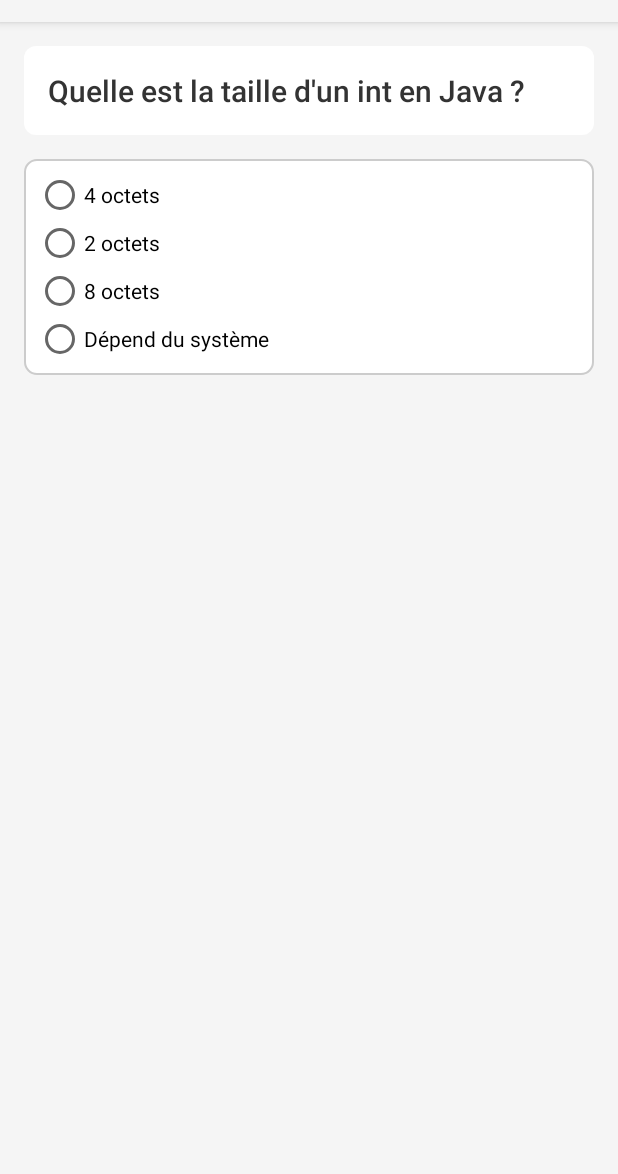
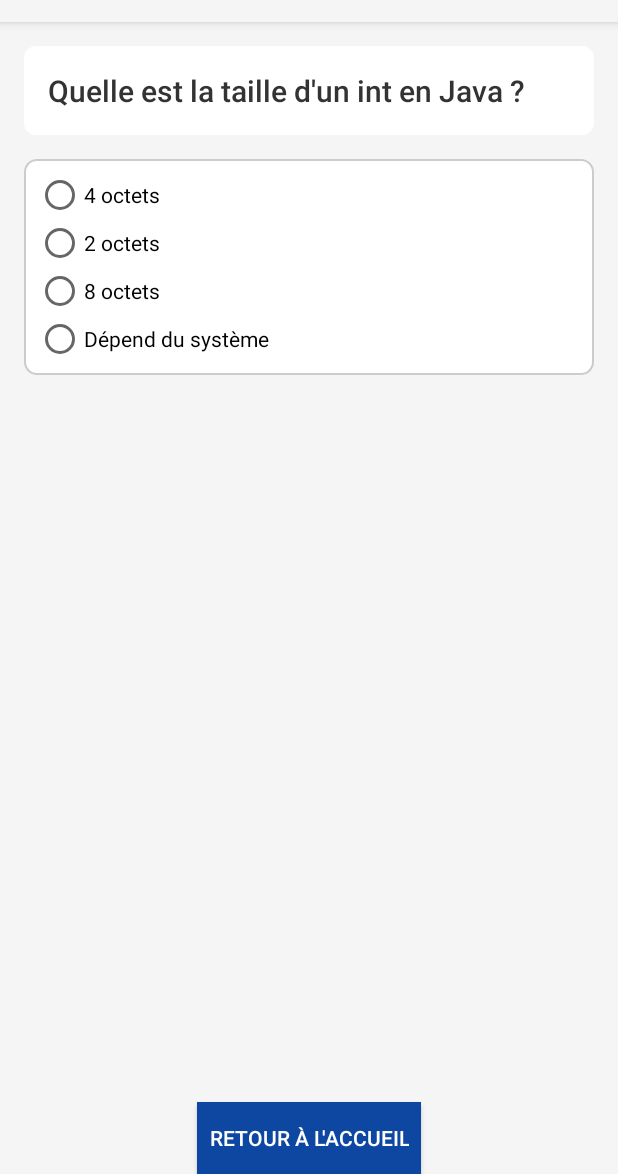
Before and after one commit to sofexbk/PROJET_Jaquiz_G2, an Android app: the PracticeModeActivity screen opened directly, with no data from a screen before it, on a phone screen of 412 x 824 dp, the part 62-1236 px from its top. Run offline under Robolectric (Android 15) with nearby library versions, the phone set to English and light mode, and no system bars.

Commit message:
adding score and button retourn à l'acceuil

```diff
--- a/app/src/main/java/com/example/javaquiz/PracticeModeActivity.java
+++ b/app/src/main/java/com/example/javaquiz/PracticeModeActivity.java
@@ -1,5 +1,6 @@
 package com.example.javaquiz;
 
+import android.content.Intent;
 import android.os.Bundle;
 import android.view.View;
 import android.widget.RadioButton;
@@ -17,36 +18,40 @@
 
 public class PracticeModeActivity extends AppCompatActivity {
 
-    private TextView questionText, explanationText;
+    private TextView questionText, explanationText, scoreText;
     private RadioGroup optionsGroup;
 
     private List<Question> questions;
     private int currentQuestionIndex = 0;
-
+    private int score = 0; // Variable pour suivre le score de l'utilisateur
     @Override
     protected void onCreate(Bundle savedInstanceState) {
         super.onCreate(savedInstanceState);
         setContentView(R.layout.activity_practice_mode);
 
-        // Get the selected level from the Intent
-        String selectedLevel = getIntent().getStringExtra("LEVEL");
-        if (selectedLevel == null) {
-            selectedLevel = "beginner";  // Default to "beginner" if no level is passed
-        }
-
+        // Initialisation des vues
         questionText = findViewById(R.id.questionText);
         optionsGroup = findViewById(R.id.optionsGroup);
         explanationText = findViewById(R.id.explanationText);
+        scoreText = findViewById(R.id.scoreText); // TextView pour afficher le score
 
-        // Read and parse the JSON file with the selected level
-        String jsonString = loadQuizData.readJsonFromRaw(this, R.raw.data);  // Assuming your JSON file is located in raw/data.json
+        // Initialiser la visibilité du score à GONE pour qu'il ne soit pas visible pendant le quiz
+        scoreText.setVisibility(View.GONE);
+
+        // Lire et analyser le fichier JSON avec le niveau sélectionné
+        String selectedLevel = getIntent().getStringExtra("LEVEL");
+        if (selectedLevel == null) {
+            selectedLevel = "beginner";  // Défaut à "beginner" si aucun niveau n'est passé
+        }
+
+        String jsonString = loadQuizData.readJsonFromRaw(this, R.raw.data);
         if (jsonString != null) {
-            questions = JSONParser.parseQuestions(jsonString, selectedLevel);  // Use the selected level to load questions
+            questions = JSONParser.parseQuestions(jsonString, selectedLevel);  // Utiliser le niveau sélectionné pour charger les questions
         }
 
         displayQuestion();
 
-        // Add listener for changes in selected options
+        // Ajouter le gestionnaire d'événements pour les options sélectionnées
         optionsGroup.setOnCheckedChangeListener((group, checkedId) -> {
             if (checkedId != -1) {
                 RadioButton selectedOption = findViewById(checkedId);
@@ -54,7 +59,16 @@
                 checkAnswer(selectedText);
             }
         });
+
+        // Ajouter le gestionnaire d'événements pour le bouton de retour à l'accueil
+        findViewById(R.id.btnReturnHome).setOnClickListener(v -> {
+            // Revenir à la page d'accueil
+            Intent intent = new Intent(PracticeModeActivity.this, SoloPlayActivity.class);
+            startActivity(intent);
+            finish(); // Fermer l'activité en cours pour éviter de revenir en arrière
+        });
     }
+
 
     private void displayQuestion() {
         if (questions == null || questions.isEmpty()) {
@@ -69,7 +83,7 @@
         for (String option : currentQuestion.getOptions()) {
             RadioButton radioButton = new RadioButton(this);
             radioButton.setText(option);
-            radioButton.setId(View.generateViewId()); // Generate a unique ID for each option
+            radioButton.setId(View.generateViewId()); // Générer un ID unique pour chaque option
             optionsGroup.addView(radioButton);
         }
 
@@ -81,6 +95,7 @@
         Question currentQuestion = questions.get(currentQuestionIndex);
 
         if (selectedText.equals(currentQuestion.getAnswer())) {
+            score++; // Incrémenter le score pour chaque bonne réponse
             Toast.makeText(this, "Bonne réponse !", Toast.LENGTH_SHORT).show();
         } else {
             Toast.makeText(this, "Mauvaise réponse.", Toast.LENGTH_SHORT).show();
@@ -89,12 +104,21 @@
         explanationText.setText(currentQuestion.getExplanation());
         explanationText.setVisibility(View.VISIBLE);
 
-        // Move to the next question after a delay
+        // Passer à la question suivante
         if (currentQuestionIndex < questions.size() - 1) {
             currentQuestionIndex++;
-            optionsGroup.postDelayed(this::displayQuestion, 2000); // Wait 2 seconds
+            optionsGroup.postDelayed(this::displayQuestion, 5000); // Attendre 2 secondes
         } else {
+            // Fin du quiz
             Toast.makeText(this, "Quiz terminé", Toast.LENGTH_LONG).show();
+            showFinalScore(); // Afficher le score final
         }
     }
+
+    private void showFinalScore() {
+        // Afficher le score final uniquement après la fin du quiz
+        scoreText.setText("Score final: " + score);
+        scoreText.setVisibility(View.VISIBLE);  // Rendre visible le score final uniquement après la fin du quiz
+    }
+
 }
--- a/app/src/main/res/layout/activity_practice_mode.xml
+++ b/app/src/main/res/layout/activity_practice_mode.xml
@@ -11,41 +11,71 @@
         android:layout_width="match_parent"
         android:layout_height="match_parent"
         android:orientation="vertical"
-        android:padding="16dp">
+        android:padding="16dp"
+        app:layout_constraintEnd_toEndOf="parent">
 
         <TextView
             android:id="@+id/questionText"
             android:layout_width="match_parent"
             android:layout_height="wrap_content"
+            android:layout_marginBottom="16dp"
+            android:background="@drawable/question_background"
+            android:fontFamily="sans-serif-medium"
             android:padding="16dp"
-            android:background="@drawable/question_background"
             android:text="Question"
-            android:textSize="20sp"
             android:textColor="@color/primary_text"
-            android:fontFamily="sans-serif-medium"
-            android:layout_marginBottom="16dp" />
+            android:textSize="20sp" />
 
         <!-- Options -->
         <RadioGroup
             android:id="@+id/optionsGroup"
             android:layout_width="match_parent"
             android:layout_height="wrap_content"
+            android:layout_marginBottom="16dp"
+            android:background="@drawable/options_background"
             android:orientation="vertical"
-            android:padding="8dp"
-            android:background="@drawable/options_background"
-            android:layout_marginBottom="16dp">
-        </RadioGroup>
+            android:padding="8dp"></RadioGroup>
 
         <!-- Explanation Text -->
         <TextView
             android:id="@+id/explanationText"
             android:layout_width="match_parent"
             android:layout_height="wrap_content"
-            android:visibility="gone"
+            android:background="@drawable/explanation_background"
+            android:fontFamily="sans-serif-light"
+            android:padding="16dp"
             android:textColor="@color/explanation_text"
             android:textSize="16sp"
-            android:padding="16dp"
-            android:background="@drawable/explanation_background"
-            android:fontFamily="sans-serif-light" />
+            android:visibility="gone" />
+
+        <!-- Score Display -->
+        <TextView
+            android:id="@+id/scoreText"
+            android:layout_width="wrap_content"
+            android:layout_height="wrap_content"
+            android:layout_centerHorizontal="true"
+            android:layout_marginTop="16dp"
+            android:text="Score: 0"
+            android:textColor="@color/primary_text"
+            android:textSize="18sp"
+            android:visibility="gone" />  <!-- Initialiser la visibilité à GONE -->
+
     </LinearLayout>
+
+    <!-- Retour à l'Accueil Button -->
+    <Button
+        android:id="@+id/btnReturnHome"
+        android:layout_width="wrap_content"
+        android:layout_height="48dp"
+        android:background="@color/primaryColor"
+        android:padding="8dp"
+        android:text="Retour à l'Accueil"
+        android:textAlignment="center"
+        android:textColor="@android:color/white"
+        android:textSize="14sp"
+        app:layout_constraintBottom_toBottomOf="parent"
+        app:layout_constraintEnd_toEndOf="parent"
+        app:layout_constraintStart_toStartOf="parent"
+        tools:ignore="MissingConstraints" />
+
 </androidx.constraintlayout.widget.ConstraintLayout>
--- a/app/src/main/res/values/colors.xml
+++ b/app/src/main/res/values/colors.xml
@@ -9,4 +9,5 @@
     <color name="card_background">#FFFFFF</color>
     <color name="option_border">#CCCCCC</color>
     <color name="primary_text">#333333</color>
+    <color name="primary_color">#3F51B5</color>
 </resources>
```
